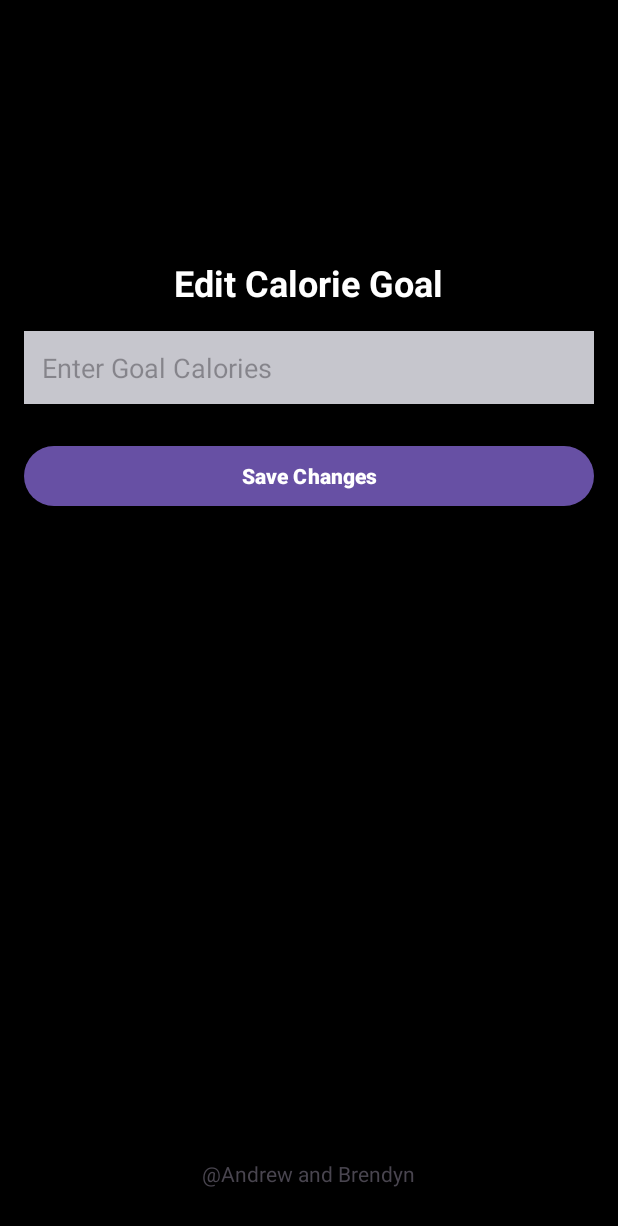
After one commit to andrewle215/fitnessApp, an Android app: the EditData screen opened directly, with no data from a screen before it, on a phone screen of 412 x 824 dp. The commit adds this screen. Shown: the top 1226 px of the screen. Run offline under Robolectric (Android 15) with nearby library versions, the phone set to English and light mode, and no system bars.

Commit message:
all activities working

```diff
--- a/app/src/main/AndroidManifest.xml
+++ b/app/src/main/AndroidManifest.xml
@@ -29,6 +29,9 @@
         <activity
             android:name=".InfoPage"
             android:exported="true" />
+
+        <activity android:name=".EditData"
+            android:exported="true"/>
     </application>
 
 </manifest>
--- /dev/null
+++ b/app/src/main/java/com/example/finalproject/EditData.kt
@@ -0,0 +1,60 @@
+package com.example.finalproject
+
+import android.content.Context
+import android.os.Bundle
+import android.widget.Button
+import android.widget.EditText
+import android.widget.Toast
+import androidx.appcompat.app.AppCompatActivity
+
+class EditData : AppCompatActivity() {
+
+//    private lateinit var caloriesBurnedInput: EditText
+    private lateinit var goalCaloriesInput: EditText
+    private lateinit var saveButton: Button
+
+    override fun onCreate(savedInstanceState: Bundle?) {
+        super.onCreate(savedInstanceState)
+        setContentView(R.layout.edit_data)
+
+        goalCaloriesInput = findViewById(R.id.goal_calories)
+        saveButton = findViewById(R.id.save_button)
+
+        loadExistingData()
+
+        saveButton.setOnClickListener {
+            saveData()
+        }
+    }
+
+    private fun loadExistingData() {
+        val sharedPref = getSharedPreferences("UserPrefs", Context.MODE_PRIVATE)
+        val caloriesBurned = sharedPref.getFloat("caloriesBurned", 0.0f)
+        val goalCalories = sharedPref.getFloat("goalCalories", 0.0f)
+
+//        caloriesBurnedInput.setText(if (caloriesBurned > 0) caloriesBurned.toString() else "")
+        goalCaloriesInput.setText(if (goalCalories > 0) goalCalories.toString() else "")
+    }
+
+    private fun saveData() {
+//        val caloriesBurned = caloriesBurnedInput.text.toString().toFloatOrNull()
+        val goalCalories = goalCaloriesInput.text.toString().toFloatOrNull()
+
+//        if (caloriesBurned == null || goalCalories == null) {
+        if (goalCalories == null){
+            Toast.makeText(this, "Please enter valid numbers", Toast.LENGTH_SHORT).show()
+            return
+        }
+
+        val sharedPref = getSharedPreferences("UserPrefs", Context.MODE_PRIVATE)
+        with(sharedPref.edit()) {
+//            putFloat("caloriesBurned", caloriesBurned)
+            putFloat("goalCalories", goalCalories)
+            apply()
+        }
+
+        Toast.makeText(this, "Data saved successfully", Toast.LENGTH_SHORT).show()
+
+        finish()
+    }
+}
--- /dev/null
+++ b/app/src/main/res/layout/edit_data.xml
@@ -0,0 +1,70 @@
+<RelativeLayout
+    xmlns:android="http://schemas.android.com/apk/res/android"
+    android:layout_width="match_parent"
+    android:layout_height="match_parent"
+    android:padding="16dp"
+    android:background="@color/black">
+
+    <ImageView
+        android:id="@+id/logo"
+        android:layout_width="100dp"
+        android:layout_height="100dp"
+        android:layout_centerHorizontal="true"
+        android:layout_marginTop="40dp"
+        android:contentDescription="App Logo" />
+
+    <TextView
+        android:id="@+id/title"
+        android:layout_width="wrap_content"
+        android:layout_height="wrap_content"
+        android:text="Edit Calorie Goal"
+        android:textColor="@color/white"
+        android:textSize="24sp"
+        android:textStyle="bold"
+        android:layout_below="@id/logo"
+        android:layout_marginTop="16dp"
+        android:layout_centerHorizontal="true" />
+
+<!--    <EditText-->
+<!--        android:id="@+id/calories_burned"-->
+<!--        android:layout_width="match_parent"-->
+<!--        android:layout_height="wrap_content"-->
+<!--        android:hint="Enter Calories Burned"-->
+<!--        android:background="@color/material_dynamic_neutral80"-->
+<!--        android:inputType="numberDecimal"-->
+<!--        android:padding="12dp"-->
+<!--        android:layout_below="@id/title"-->
+<!--        android:layout_marginTop="32dp" />-->
+
+    <EditText
+        android:id="@+id/goal_calories"
+        android:layout_width="match_parent"
+        android:layout_height="wrap_content"
+        android:hint="Enter Goal Calories"
+        android:background="@color/material_dynamic_neutral80"
+        android:inputType="numberDecimal"
+        android:padding="12dp"
+        android:layout_below="@id/title"
+        android:layout_marginTop="16dp" />
+
+    <Button
+        android:id="@+id/save_button"
+        android:layout_width="match_parent"
+        android:layout_height="wrap_content"
+        android:text="Save Changes"
+        android:textStyle="bold"
+        android:textColor="@color/white"
+        android:layout_below="@id/goal_calories"
+        android:layout_marginTop="24dp" />
+
+    <TextView
+        android:id="@+id/td"
+        android:layout_width="wrap_content"
+        android:layout_height="wrap_content"
+        android:text="\@Andrew and Brendyn"
+        android:textSize="14sp"
+        android:layout_alignParentBottom="true"
+        android:layout_centerHorizontal="true"
+        android:layout_marginBottom="16dp" />
+
+</RelativeLayout>
--- a/app/src/main/res/layout/infopage.xml
+++ b/app/src/main/res/layout/infopage.xml
@@ -50,10 +50,11 @@
 
     <Button
         android:layout_width="wrap_content"
+        android:id="@+id/change_goal"
         android:layout_height="wrap_content"
         android:layout_below="@+id/leaderboard"
         android:layout_centerHorizontal="true"
         android:text="Change Goal"
         android:layout_marginTop="400dp"
-        ></Button>
+        />
 </RelativeLayout>
```
Also changed, not shown: app/src/main/java/com/example/finalproject/InfoPage.kt (+31 -12 lines).
